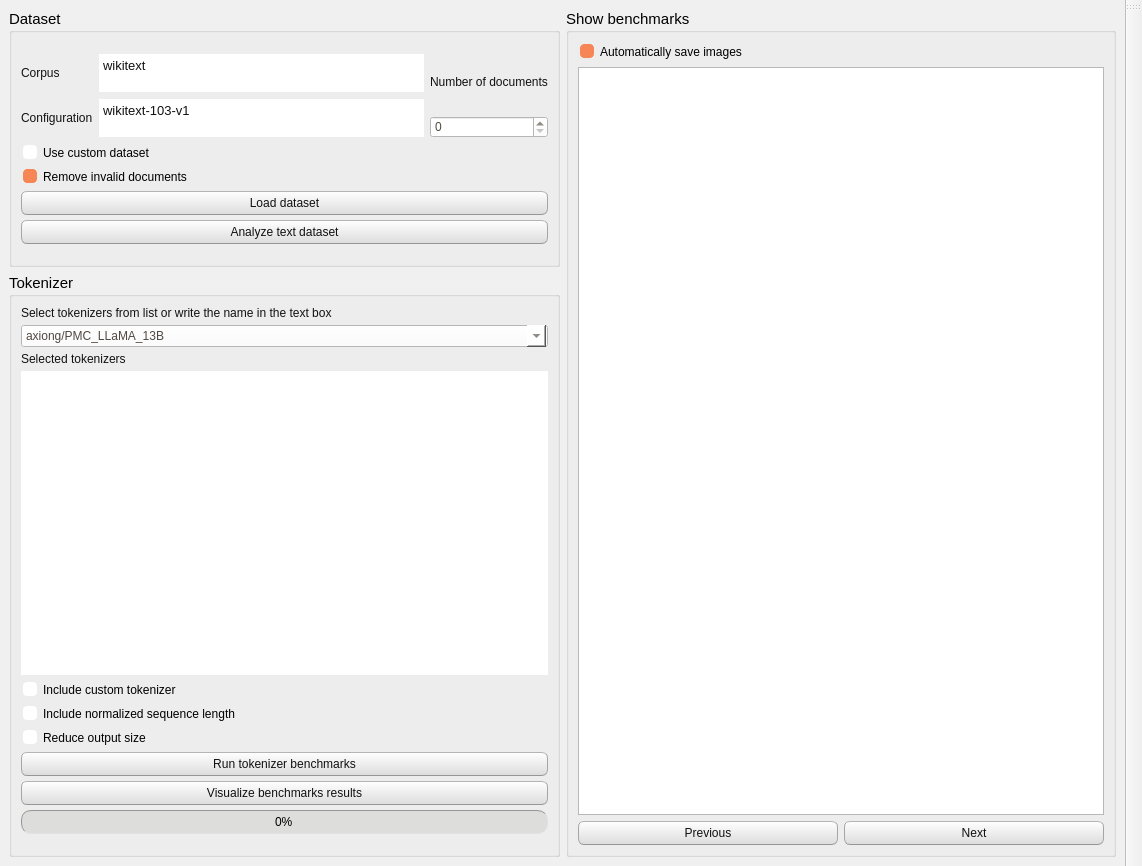
The window that TokenBenchy/commons/interface/layout/window_layout.ui (CTCycle/TKBEN-tokenizers-benchmarker) describes before a commit, drawn with Qt 5.
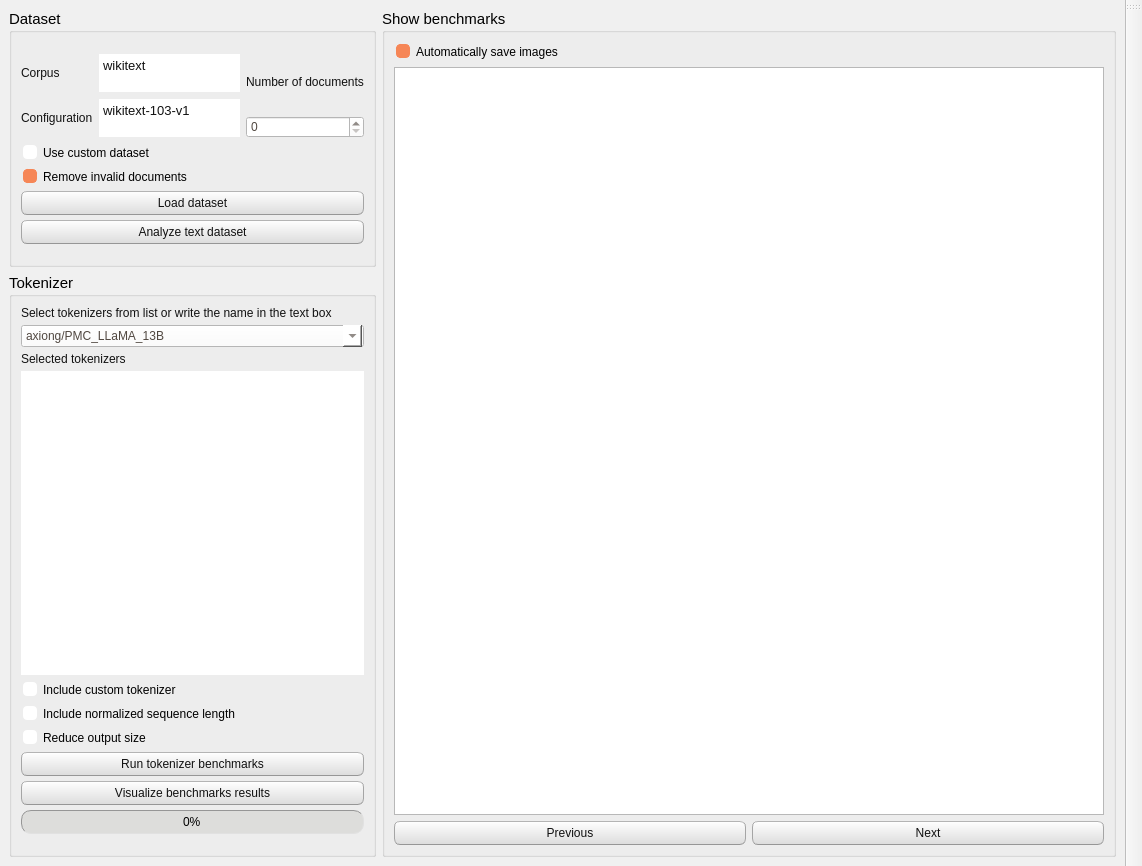
The same window after the commit.

```diff
--- a/TokenBenchy/commons/interface/layout/window_layout.ui
+++ b/TokenBenchy/commons/interface/layout/window_layout.ui
@@ -523,7 +523,7 @@
    </property>
    <layout class="QHBoxLayout" name="horizontalLayout_5">
     <item>
-     <layout class="QHBoxLayout" name="horizontalLayout_4">
+     <layout class="QHBoxLayout" name="horizontalLayout_4" stretch="1,2">
       <item>
        <layout class="QVBoxLayout" name="leftLayout" stretch="1,4">
         <item>
```
Left out of the diff: 2 changed lines with no effect on the pictures.
